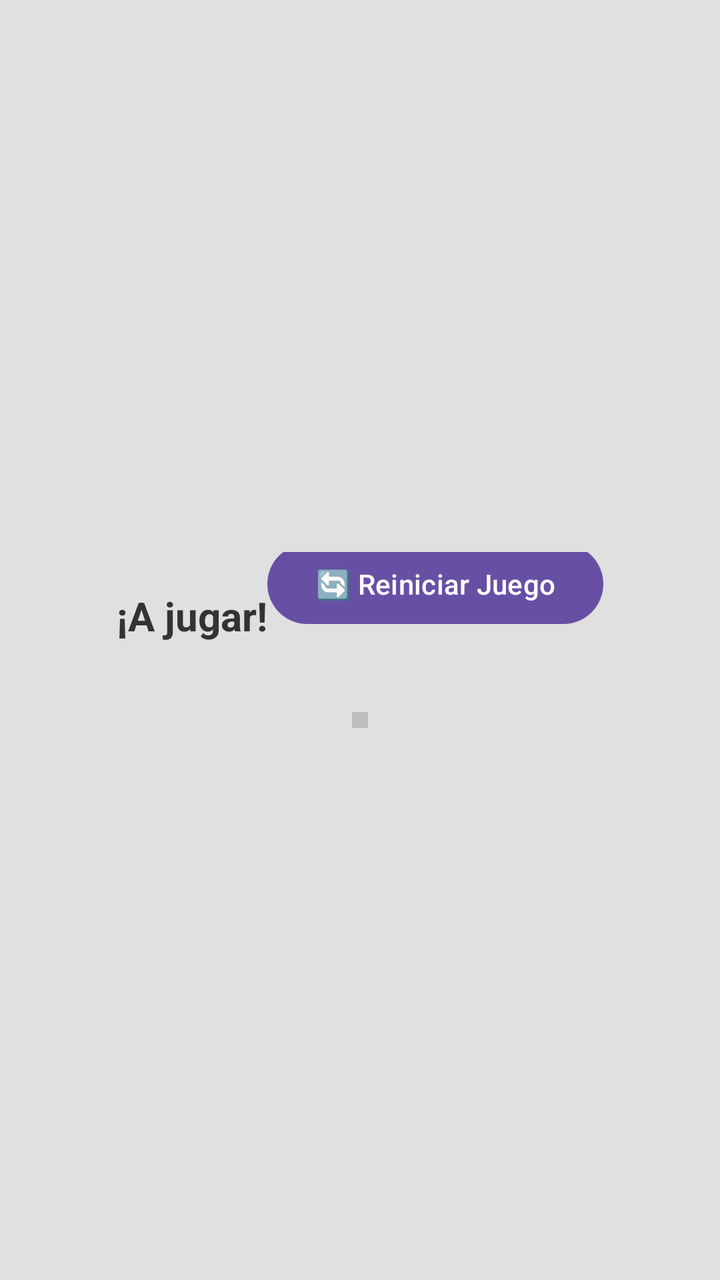
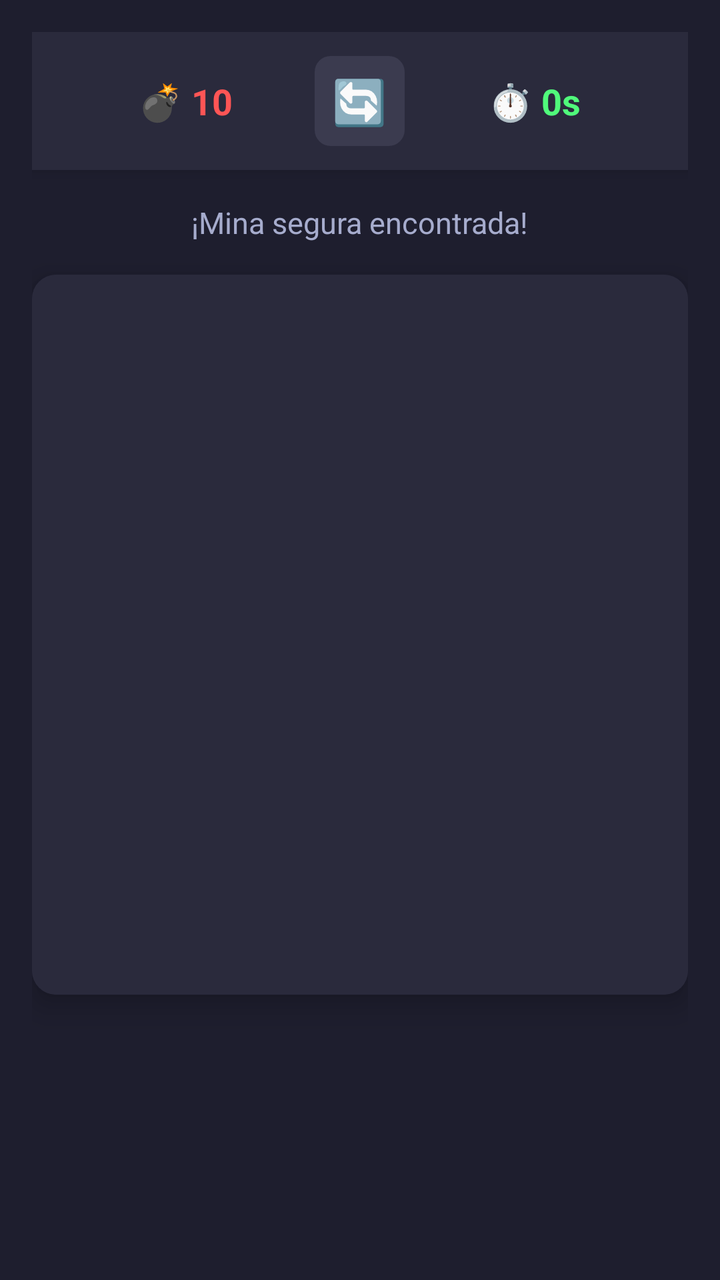

Screens rendered from an Android XML layout before and after an edit, with the pre-edit source and the edit as a unified diff.
<!-- AndroidManifest.xml: application theme Theme.Minesweeperandroid -->
<!-- res/layout/activity_main.xml -->
<?xml version="1.0" encoding="utf-8"?>
<LinearLayout xmlns:android="http://schemas.android.com/apk/res/android"
    xmlns:tools="http://schemas.android.com/tools"
    tools:context=".activities.MainActivity"
    android:layout_width="match_parent"
    android:layout_height="match_parent"
    android:orientation="vertical"
    android:gravity="center"
    android:background="#E0E0E0"
    android:padding="16dp">

    
    <LinearLayout
        android:layout_width="match_parent"
        android:layout_height="wrap_content"
        android:orientation="horizontal"
        android:gravity="center"
        android:layout_marginBottom="16dp">

        <TextView
            android:id="@+id/tvStatus"
            android:layout_width="wrap_content"
            android:layout_height="wrap_content"
            android:text="¡A jugar!"
            android:textSize="20sp"
            android:textStyle="bold"
            android:textColor="#333333" />


        <Button
            android:id="@+id/btnReset"
            android:layout_width="wrap_content"
            android:layout_height="wrap_content"
            android:text="🔄 Reiniciar Juego"
            android:layout_marginBottom="16dp"/>

    </LinearLayout>

    
    
    <GridLayout
        android:id="@+id/gridLayoutBoard"
        android:layout_width="wrap_content"
        android:layout_height="wrap_content"
        android:columnCount="8"
        android:rowCount="8"
        android:background="#BDBDBD"
        android:padding="4dp">
    </GridLayout>

</LinearLayout>
<!-- resources referenced by this layout -->
<resources>
  <style name="Theme.Minesweeperandroid" parent="Base.Theme.Minesweeperandroid" />
  <style name="Base.Theme.Minesweeperandroid" parent="Theme.Material3.DayNight.NoActionBar">
          
          
      </style>
</resources>

<!-- the commit's change to res/layout/activity_main.xml (unified diff, before → after) -->
@@ -1,51 +1,87 @@
 <?xml version="1.0" encoding="utf-8"?>
 <LinearLayout xmlns:android="http://schemas.android.com/apk/res/android"
-    xmlns:tools="http://schemas.android.com/tools"
-    tools:context=".activities.MainActivity"
+    xmlns:app="http://schemas.android.com/apk/res-auto"
     android:layout_width="match_parent"
     android:layout_height="match_parent"
     android:orientation="vertical"
-    android:gravity="center"
-    android:background="#E0E0E0"
-    android:padding="16dp">
+    android:gravity="center_horizontal"
+    android:padding="16dp"
+    android:background="#1E1E2E">
 
-    
+
     <LinearLayout
         android:layout_width="match_parent"
         android:layout_height="wrap_content"
         android:orientation="horizontal"
-        android:gravity="center"
-        android:layout_marginBottom="16dp">
+        android:gravity="center_vertical"
+        android:background="#2A2A3C"
+        android:padding="12dp"
+        android:layout_marginBottom="16dp"
+        android:elevation="4dp">
+
 
         <TextView
-            android:id="@+id/tvStatus"
-            android:layout_width="wrap_content"
+            android:id="@+id/tvMines"
+            android:layout_width="0dp"
             android:layout_height="wrap_content"
-            android:text="¡A jugar!"
-            android:textSize="20sp"
+            android:layout_weight="1"
+            android:text="💣 10"
+            android:textColor="#FF5555"
+            android:textSize="18sp"
             android:textStyle="bold"
-            android:textColor="#333333" />
+            android:gravity="center"/>
 
 
-        <Button
+        <TextView
             android:id="@+id/btnReset"
-            android:layout_width="wrap_content"
+            android:layout_width="45dp"
+            android:layout_height="45dp"
+            android:text="🔄"
+            android:textSize="22sp"
+            android:gravity="center"
+            android:background="@drawable/bg_reset_button"
+            android:clickable="true"
+            android:focusable="true"/>
+
+
+        <TextView
+            android:id="@+id/tvTimer"
+            android:layout_width="0dp"
             android:layout_height="wrap_content"
-            android:text="🔄 Reiniciar Juego"
-            android:layout_marginBottom="16dp"/>
-
+            android:layout_weight="1"
+            android:text="⏱️ 0s"
+            android:textColor="#50FA7B"
+            android:textSize="18sp"
+            android:textStyle="bold"
+            android:gravity="center"/>
     </LinearLayout>
 
-    
-    
-    <GridLayout
-        android:id="@+id/gridLayoutBoard"
+
+    <TextView
+        android:id="@+id/tvStatus"
         android:layout_width="wrap_content"
         android:layout_height="wrap_content"
-        android:columnCount="8"
-        android:rowCount="8"
-        android:background="#BDBDBD"
-        android:padding="4dp">
-    </GridLayout>
+        android:text="¡Mina segura encontrada!"
+        android:textColor="#A6ACCD"
+        android:textSize="15sp"
+        android:layout_marginBottom="16dp"/>
+
+>
+    <androidx.cardview.widget.CardView
+        android:layout_width="wrap_content"
+        android:layout_height="wrap_content"
+        android:layout_gravity="center"
+        app:cardCornerRadius="12dp"
+        app:cardElevation="8dp"
+        app:cardBackgroundColor="#2A2A3C">
+
+        <GridLayout
+            android:id="@+id/gridLayoutBoard"
+            android:layout_width="360dp"
+            android:layout_height="360dp"
+            android:padding="6dp"
+            android:background="#2A2A3C"
+            android:alignmentMode="alignMargins"/>
+    </androidx.cardview.widget.CardView>
 
 </LinearLayout>
<!-- resource entries referenced after the edit -->
@@ -1,5 +1,12 @@
 <!-- resources referenced by this layout -->
 <resources>
+  <!-- drawable bg_reset_button (drawable) -->
+  <?xml version="1.0" encoding="utf-8"?>
+  <shape xmlns:android="http://schemas.android.com/apk/res/android"
+      android:shape="rectangle">
+      <solid android:color="#3B3B4F"/>
+      <corners android:radius="8dp"/>
+  </shape>
   <style name="Theme.Minesweeperandroid" parent="Base.Theme.Minesweeperandroid" />
   <style name="Base.Theme.Minesweeperandroid" parent="Theme.Material3.DayNight.NoActionBar">
           
